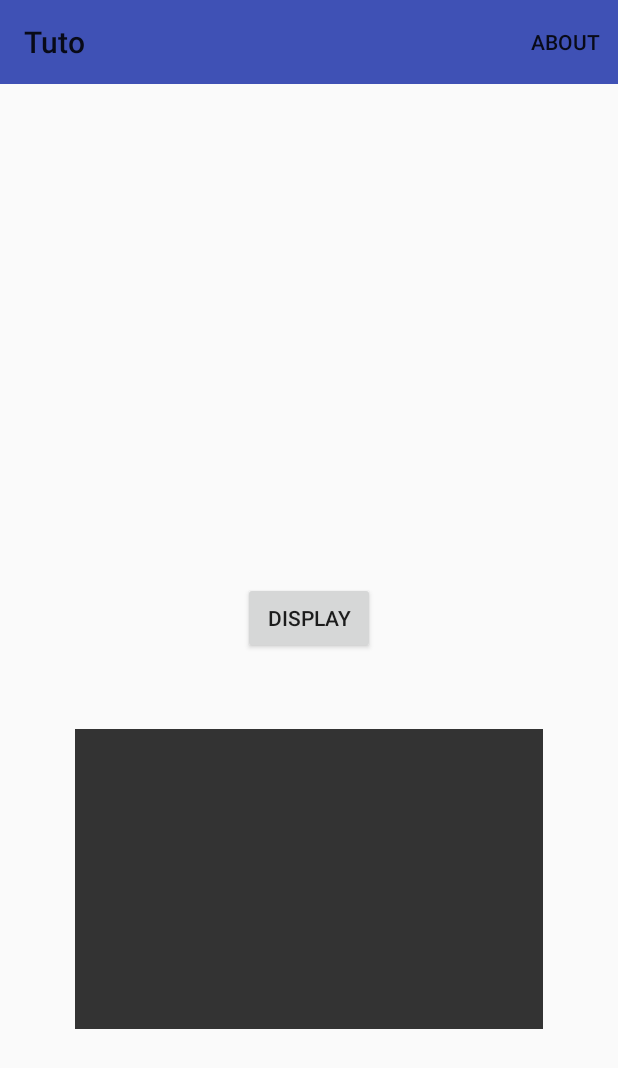
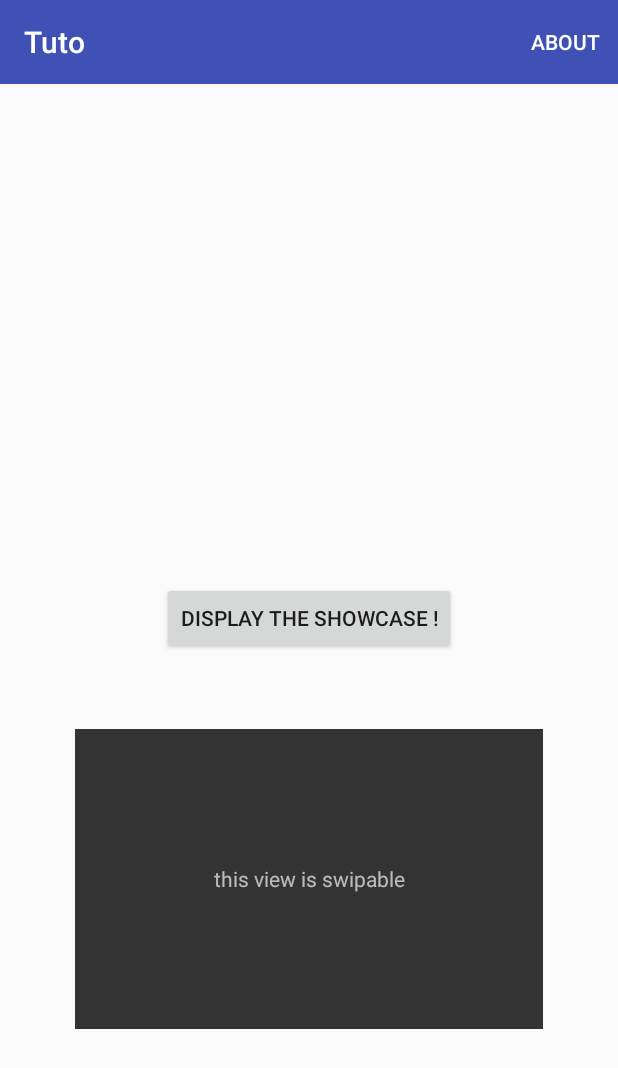
Before and after one commit to florent37/TutoShowcase, an Android app: the screen it shows after launch (MainActivity), on a phone screen of 412 x 824 dp. Shown: the top 1068 px of the screen. Run offline under Robolectric (Android 15) with nearby library versions, the phone set to English and light mode, and no system bars.

Commit message:
updated README

```diff
--- a/app/src/main/res/layout/activity_main.xml
+++ b/app/src/main/res/layout/activity_main.xml
@@ -1,21 +1,24 @@
 <?xml version="1.0" encoding="utf-8"?>
-<RelativeLayout
-    xmlns:android="http://schemas.android.com/apk/res/android"
-    xmlns:tools="http://schemas.android.com/tools"
+<RelativeLayout xmlns:android="http://schemas.android.com/apk/res/android"
     android:layout_width="match_parent"
-    android:layout_height="match_parent">
+    android:layout_height="match_parent"
+    xmlns:app="http://schemas.android.com/apk/res-auto">
 
     <android.support.v7.widget.Toolbar
         android:id="@+id/toolbar"
         android:layout_width="match_parent"
         android:layout_height="wrap_content"
+        app:titleTextColor="@android:color/white"
         android:background="@color/colorPrimary"/>
 
-    <View
+    <TextView
         android:id="@+id/swipable"
         android:background="#333"
         android:layout_below="@+id/display"
         android:layout_width="match_parent"
+        android:text="this view is swipable"
+        android:gravity="center"
+        android:textColor="#AFFF"
         android:layout_height="200dp"
         android:layout_margin="50dp" />
 
@@ -24,5 +27,6 @@
         android:layout_width="wrap_content"
         android:layout_height="wrap_content"
         android:layout_centerInParent="true"
-        android:text="Display"/>
+        android:text="Display the showcase !"/>
+
 </RelativeLayout>
--- a/app/src/main/res/values/styles.xml
+++ b/app/src/main/res/values/styles.xml
@@ -6,6 +6,9 @@
         <item name="colorPrimary">@color/colorPrimary</item>
         <item name="colorPrimaryDark">@color/colorPrimaryDark</item>
         <item name="colorAccent">@color/colorAccent</item>
+
+        <item name="actionMenuTextColor">@android:color/white</item>
+
     </style>
 
 </resources>
```
